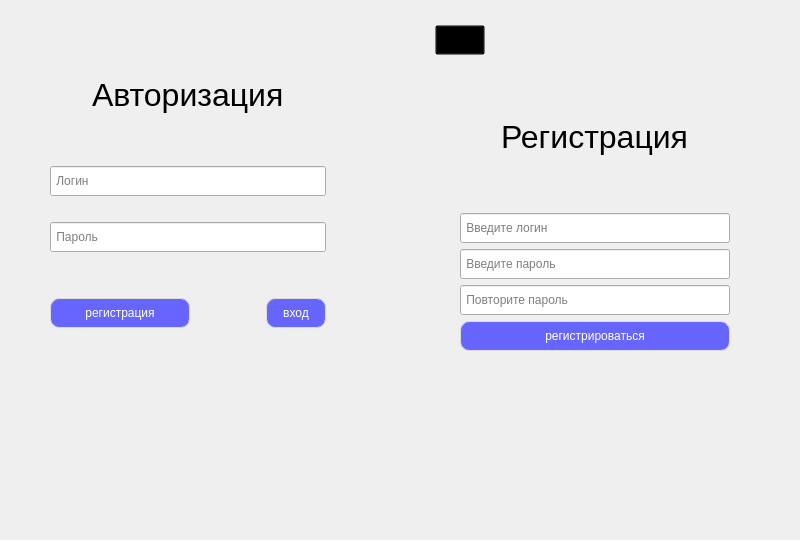
Above: app/app-qt/src/loginwidget/loginwidget.ui from JMICKHs/jmickhenger before the change. Below: the same form after it.
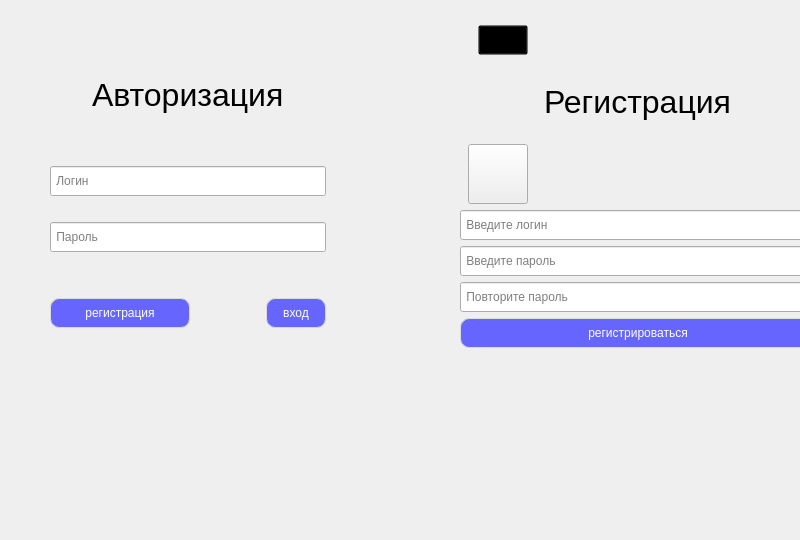
That is the form after the change. Icons and pictures are not drawn. Custom widgets are drawn as their Qt base class.

```diff
--- a/app/app-qt/src/loginwidget/loginwidget.ui
+++ b/app/app-qt/src/loginwidget/loginwidget.ui
@@ -367,8 +367,8 @@
     <rect>
      <x>420</x>
      <y>20</y>
-     <width>350</width>
-     <height>471</height>
+     <width>436</width>
+     <height>478</height>
     </rect>
    </property>
    <layout class="QVBoxLayout" name="mainRegistrationLayout">
@@ -492,6 +492,61 @@
       </item>
      </layout>
     </item>
+    <item>
+     <layout class="QHBoxLayout" name="horizontalLayout_10">
+      <item>
+       <spacer name="horizontalSpacer_19">
+        <property name="orientation">
+         <enum>Qt::Horizontal</enum>
+        </property>
+        <property name="sizeType">
+         <enum>QSizePolicy::Fixed</enum>
+        </property>
+        <property name="sizeHint" stdset="0">
+         <size>
+          <width>40</width>
+          <height>20</height>
+         </size>
+        </property>
+       </spacer>
+      </item>
+      <item>
+       <widget class="QPushButton" name="avatarButton">
+        <property name="minimumSize">
+         <size>
+          <width>0</width>
+          <height>60</height>
+         </size>
+        </property>
+        <property name="maximumSize">
+         <size>
+          <width>60</width>
+          <height>16777215</height>
+         </size>
+        </property>
+        <property name="text">
+         <string/>
+        </property>
+       </widget>
+      </item>
+      <item>
+       <spacer name="horizontalSpacer_20">
+        <property name="orientation">
+         <enum>Qt::Horizontal</enum>
+        </property>
+        <property name="sizeType">
+         <enum>QSizePolicy::Fixed</enum>
+        </property>
+        <property name="sizeHint" stdset="0">
+         <size>
+          <width>320</width>
+          <height>20</height>
+         </size>
+        </property>
+       </spacer>
+      </item>
+     </layout>
+    </item>
     <item>
      <layout class="QHBoxLayout" name="horizontalLayout_5">
       <item>
@@ -713,7 +768,7 @@
       <property name="sizeHint" stdset="0">
        <size>
         <width>20</width>
-        <height>140</height>
+        <height>150</height>
        </size>
       </property>
      </spacer>
```
